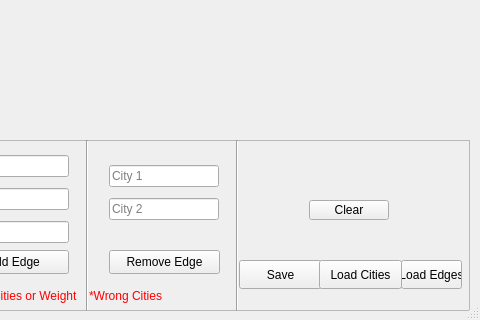
First picture: the form in Wasalnithree/mainwindow.ui, repository MohamESalem/Wasalni-QT, before the edit; both pictures show x 331 to 811 and y 500 to 820 of the 811 by 820 pixel window.
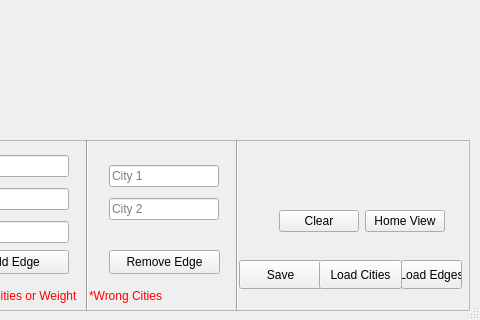
Second picture: the form after the edit.

```diff
--- a/Wasalnithree/mainwindow.ui
+++ b/Wasalnithree/mainwindow.ui
@@ -399,18 +399,31 @@
       <string>Load Edges</string>
      </property>
     </widget>
-    <widget class="QPushButton" name="clearButton">
+    <widget class="QWidget" name="">
      <property name="geometry">
       <rect>
-       <x>650</x>
-       <y>60</y>
-       <width>80</width>
-       <height>20</height>
+       <x>620</x>
+       <y>70</y>
+       <width>166</width>
+       <height>22</height>
       </rect>
      </property>
+     <layout class="QHBoxLayout" name="horizontalLayout">
+      <item>
+       <widget class="QPushButton" name="clearButton">
      <property name="text">
       <string>Clear</string>
      </property>
+       </widget>
+      </item>
+      <item>
+       <widget class="QPushButton" name="homeViewButton">
+        <property name="text">
+         <string>Home View</string>
+        </property>
+       </widget>
+      </item>
+     </layout>
     </widget>
    </widget>
    <widget class="QWidget" name="gridLayoutWidget">
```
Lines whose indentation alone changed are shown as unchanged.
